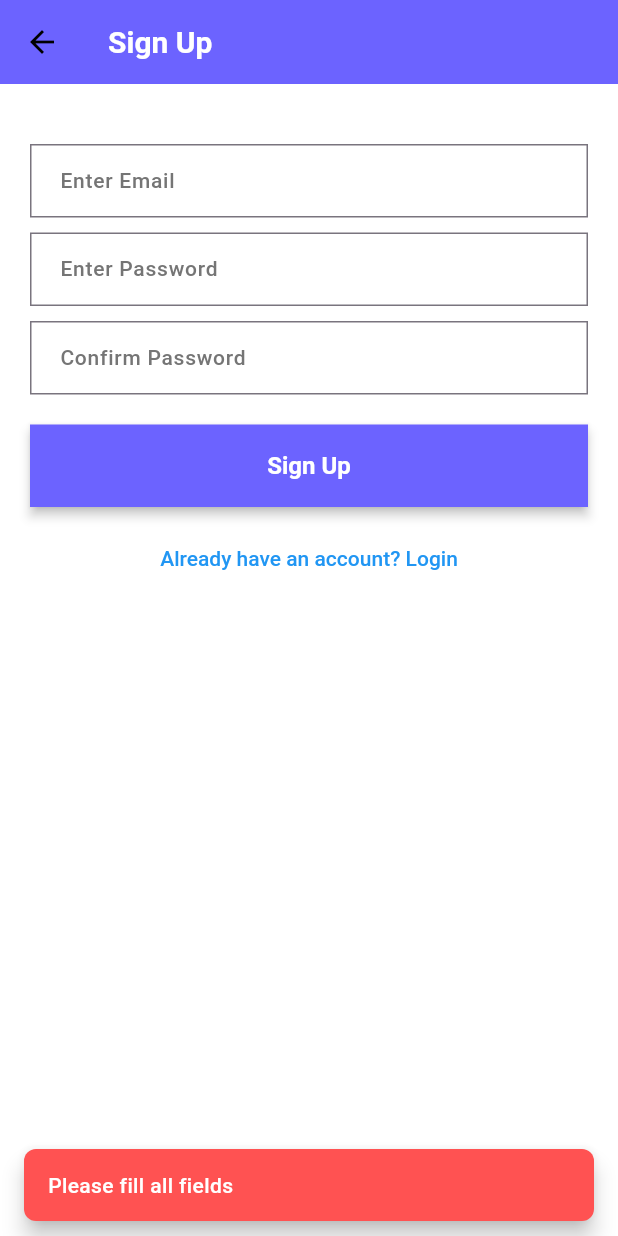
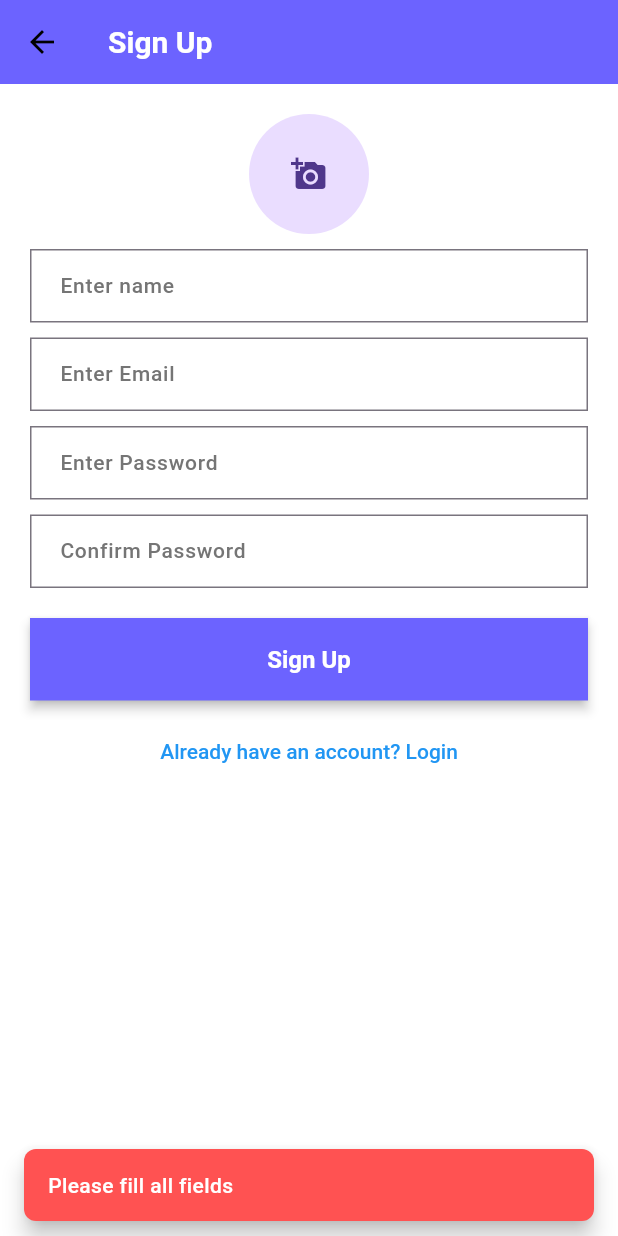
Before and after one commit to Vikashprajapat959/Task_buddy_app, a Flutter app: the SignupScreen screen opened by its route, after a tap on "Sign Up", on a phone screen of 412 x 824 dp. Run offline on Flutter 3.47's test engine with Material 3 defaults, Android fonts, the phone set to English and light mode, and no system bars; our stand-ins replace cloud_firestore, firebase_auth, firebase_core, firebase_storage, image_picker; accounts and stored records are empty; network calls fail; Roboto replaces fonts that are missing (Montserrat).

Commit message:
store the name firestore database and created add new task screen

```diff
--- a/lib/Constants/app_thems.dart
+++ b/lib/Constants/app_thems.dart
@@ -1,14 +1,13 @@
-// lib/theme/theme.dart
-
 import 'package:flutter/material.dart';
 import 'package:task_buddy/Constants/app_colors.dart';
 
 class AppTheme {
-  static ThemeData lightTheme = ThemeData( useMaterial3: true,
-  brightness: Brightness.light, fontFamily: 'Montserrat',
-  iconTheme: IconThemeData(color: Colors.black),
-   primaryColor: AppColors.primaryColor, scaffoldBackgroundColor: Colors.white,
-
+  static ThemeData lightTheme = ThemeData(
+    useMaterial3: true,
+    brightness: Brightness.light,
+    fontFamily: 'Montserrat',
+    primaryColor: AppColors.primaryColor,
+    scaffoldBackgroundColor: Colors.white,
 
     // AppBar
     appBarTheme: const AppBarTheme(
@@ -17,21 +16,21 @@ appBarTheme: const AppBarTheme(
       iconTheme: IconThemeData(color: Colors.black),
     ),
 
-// Tabs
-tabBarTheme: TabBarTheme(
+    // TabBar (NO const used here)
+    tabBarTheme: TabBarThemeData(
       labelColor: AppColors.primaryColor,
       unselectedLabelColor: Colors.grey,
-  labelStyle: const TextStyle(
+      labelStyle: TextStyle(
         fontSize: 14,
         fontWeight: FontWeight.w600,
         fontFamily: 'Montserrat',
       ),
-  unselectedLabelStyle: const TextStyle(
+      unselectedLabelStyle: TextStyle(
         fontSize: 14,
         fontWeight: FontWeight.w500,
         fontFamily: 'Montserrat',
       ),
-  indicator: const UnderlineTabIndicator(
+      indicator: UnderlineTabIndicator(
         borderSide: BorderSide(width: 3, color: AppColors.primaryColor),
       ),
     ),
@@ -97,5 +96,5 @@ textButtonTheme: TextButtonThemeData(
         ),
       ),
     ),
-
-); }
+  );
+}
--- a/lib/screens/Signup_Screen.dart
+++ b/lib/screens/Signup_Screen.dart
@@ -1,8 +1,16 @@
+import 'dart:typed_data';
+import 'dart:io' as io;
+
+import 'package:flutter/foundation.dart' show kIsWeb;
 import 'package:flutter/material.dart';
 import 'package:firebase_auth/firebase_auth.dart';
+import 'package:firebase_storage/firebase_storage.dart';
+import 'package:image_picker/image_picker.dart';
+import 'package:cloud_firestore/cloud_firestore.dart';
+
 import 'package:task_buddy/Constants/app_colors.dart';
 import 'package:task_buddy/Constants/app_texts.dart';
-import 'package:task_buddy/Constants/app_styles.dart'; // ✅ Added
+import 'package:task_buddy/Constants/app_styles.dart';
 import 'package:task_buddy/screens/login_screen.dart';
 import 'package:task_buddy/utils/custome_Snackbar.dart';
 import 'package:task_buddy/utils/password_validator.dart';
@@ -12,24 +20,59 @@ import 'package:task_buddy/widgets/custome_textfield.dart';
 
 class SignupScreen extends StatefulWidget {
   const SignupScreen({super.key});
-
-
   @override
   State<SignupScreen> createState() => _SignupScreenState();
 }
 
 class _SignupScreenState extends State<SignupScreen> {
-  final TextEditingController emailController = TextEditingController();
-  final TextEditingController passwordController = TextEditingController();
-  final TextEditingController confirmController = TextEditingController();
+  final nameController = TextEditingController();
+  final emailController = TextEditingController();
+  final passwordController = TextEditingController();
+  final confirmController = TextEditingController();
+
+  io.File? _imageFile; // For Mobile
+  Uint8List? _webImageBytes; // For Web
   bool isLoading = false;
 
+  Future<void> pickImage() async {
+    final picker = ImagePicker();
+    final picked = await picker.pickImage(source: ImageSource.gallery, imageQuality: 80);
+    if (picked != null) {
+      if (kIsWeb) {
+        final bytes = await picked.readAsBytes();
+        setState(() {
+          _webImageBytes = bytes;
+        });
+      } else {
+        setState(() {
+          _imageFile = io.File(picked.path);
+        });
+      }
+    }
+  }
+
+  Future<String> uploadImage() async {
+    final fileName = 'profile_${DateTime.now().millisecondsSinceEpoch}.jpg';
+    final ref = FirebaseStorage.instance.ref().child('profile_images/$fileName');
+
+    if (kIsWeb && _webImageBytes != null) {
+      await ref.putData(_webImageBytes!);
+    } else if (_imageFile != null) {
+      await ref.putFile(_imageFile!);
+    }
+
+    return await ref.getDownloadURL();
+  }
+
   void signUpUser() async {
-    String email = emailController.text.trim();
-    String password = passwordController.text.trim();
-    String confirm = confirmController.text.trim();
+    final name = nameController.text.trim();
+    final email = emailController.text.trim();
+    final password = passwordController.text.trim();
+    final confirm = confirmController.text.trim();
 
-    if (email.isEmpty || password.isEmpty || confirm.isEmpty) {
+    final isImagePicked = kIsWeb ? _webImageBytes != null : _imageFile != null;
+
+    if (name.isEmpty || email.isEmpty || password.isEmpty || confirm.isEmpty || !isImagePicked) {
       CustomSnackBar.show(context, message: AppTexts.fillAllFields, isError: true);
       return;
     }
@@ -39,27 +82,35 @@ class _SignupScreenState extends State<SignupScreen> {
       return;
     }
 
-    String? passwordError = PasswordValidator.validate(password);
+    final passwordError = PasswordValidator.validate(password);
     if (passwordError != null) {
       CustomSnackBar.show(context, message: passwordError, isError: true);
       return;
     }
 
     setState(() => isLoading = true);
-
     try {
-      await FirebaseAuth.instance.createUserWithEmailAndPassword(
+      final userCred = await FirebaseAuth.instance.createUserWithEmailAndPassword(
         email: email,
         password: password,
       );
+
+      final imageUrl = await uploadImage();
+
+      await userCred.user?.updateDisplayName(name);
+      await userCred.user?.updatePhotoURL(imageUrl);
+
+      await FirebaseFirestore.instance.collection('users').doc(userCred.user!.uid).set({
+        'uid': userCred.user!.uid,
+        'name': name,
+        'email': email,
+        'photoUrl': imageUrl,
+      });
+
       CustomSnackBar.show(context, message: AppTexts.signupSuccess);
       Navigator.pop(context);
     } on FirebaseAuthException catch (e) {
-      CustomSnackBar.show(
-        context,
-        message: "${AppTexts.signupFailed} ${e.message}",
-        isError: true,
-      );
+      CustomSnackBar.show(context, message: "${AppTexts.signupFailed} ${e.message}", isError: true);
     } finally {
       setState(() => isLoading = false);
     }
@@ -71,30 +122,33 @@ class _SignupScreenState extends State<SignupScreen> {
       appBar: AppBar(
         title: const Text(AppTexts.signupTitle),
         backgroundColor: AppColors.primaryColor,
-        titleTextStyle: AppTextStyles.headerMedium.copyWith(color: Colors.white), // ✅ Style added
+        titleTextStyle: AppTextStyles.headerMedium.copyWith(color: Colors.white),
       ),
       body: Padding(
         padding: const EdgeInsets.all(20.0),
         child: SingleChildScrollView(
           child: Column(
             children: [
-              const SizedBox(height: 20),
-              CustomTextField(
-                hintText: AppTexts.enterEmail,
-                controller: emailController,
-              ),
+             GestureDetector(
+  onTap: pickImage,
+  child: CircleAvatar(
+    radius: 40,
+    backgroundImage: kIsWeb
+        ? (_webImageBytes != null ? MemoryImage(_webImageBytes!) : null)
+        : (_imageFile != null ? Image.file(_imageFile!).image : null),
+    child: (kIsWeb && _webImageBytes == null) || (!kIsWeb && _imageFile == null)
+        ? const Icon(Icons.add_a_photo)
+        : null,
+  ),
+),
               const SizedBox(height: 10),
-              CustomTextField(
-                hintText: AppTexts.enterPassword,
-                controller: passwordController,
-                isPassword: true,
-              ),
+              CustomTextField(hintText: "Enter name", controller: nameController),
               const SizedBox(height: 10),
-              CustomTextField(
-                hintText: AppTexts.confirmPassword,
-                controller: confirmController,
-                isPassword: true,
-              ),
+              CustomTextField(hintText: AppTexts.enterEmail, controller: emailController),
+              const SizedBox(height: 10),
+              CustomTextField(hintText: AppTexts.enterPassword, controller: passwordController, isPassword: true),
+              const SizedBox(height: 10),
+              CustomTextField(hintText: AppTexts.confirmPassword, controller: confirmController, isPassword: true),
               const SizedBox(height: 20),
               isLoading
                   ? const CircularProgressIndicator()
@@ -108,10 +162,7 @@ class _SignupScreenState extends State<SignupScreen> {
               CustomTextButton(
                 text: AppTexts.alreadyHaveAccount,
                 onPressed: () {
-                  Navigator.pop(
-                    context,
-                    MaterialPageRoute(builder: (_) => LoginScreen()),
-                  );
+                  Navigator.pop(context, MaterialPageRoute(builder: (_) =>  LoginScreen()));
                 },
               ),
             ],
--- a/lib/screens/forgot_password_screen.dart
+++ b/lib/screens/forgot_password_screen.dart
@@ -11,10 +11,8 @@ class ForgotPasswordScreen extends StatefulWidget {
   @override
   State<ForgotPasswordScreen> createState() => _ForgotPasswordScreenState();
 }
-
 class _ForgotPasswordScreenState extends State<ForgotPasswordScreen> {
   final TextEditingController emailController = TextEditingController();
-
   void sendResetLink() async {
     String email = emailController.text.trim();
 
```
Also changed, not shown: lib/screens/Add new task.dart (added, +197 -0 lines), lib/screens/Home_screen.dart (+41 -19 lines), pubspec.yaml (+8 -8 lines), assets/images/default_user.png (added), pubspec.lock, 8 other files. Lines whose indentation alone changed are shown as unchanged.
